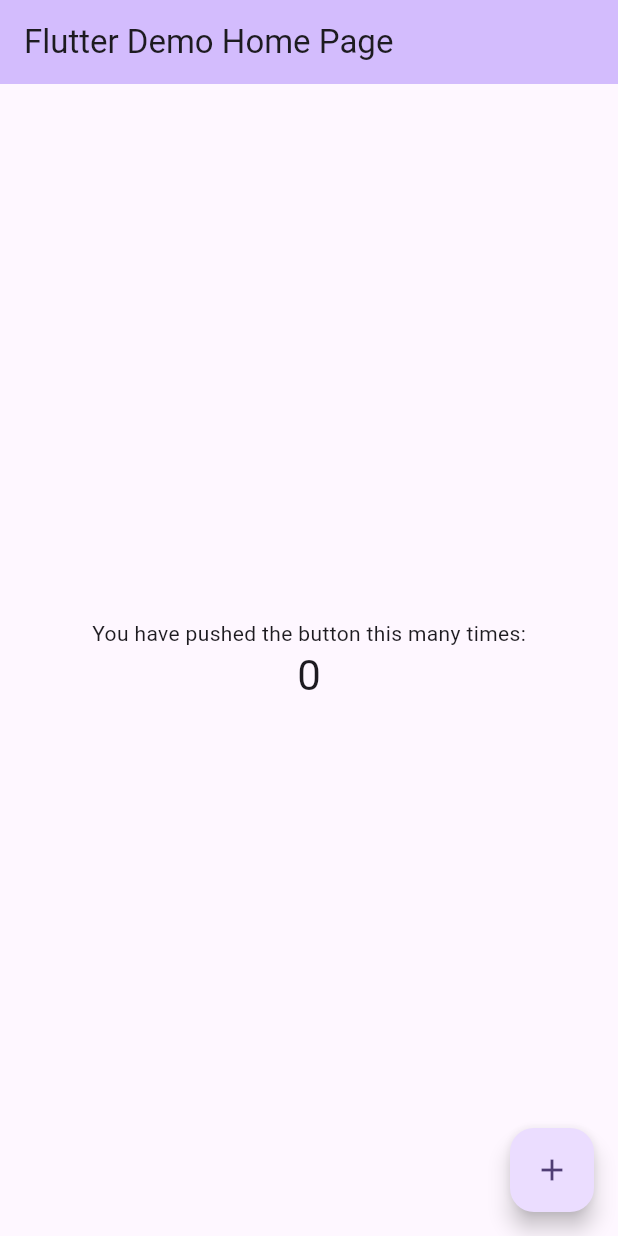
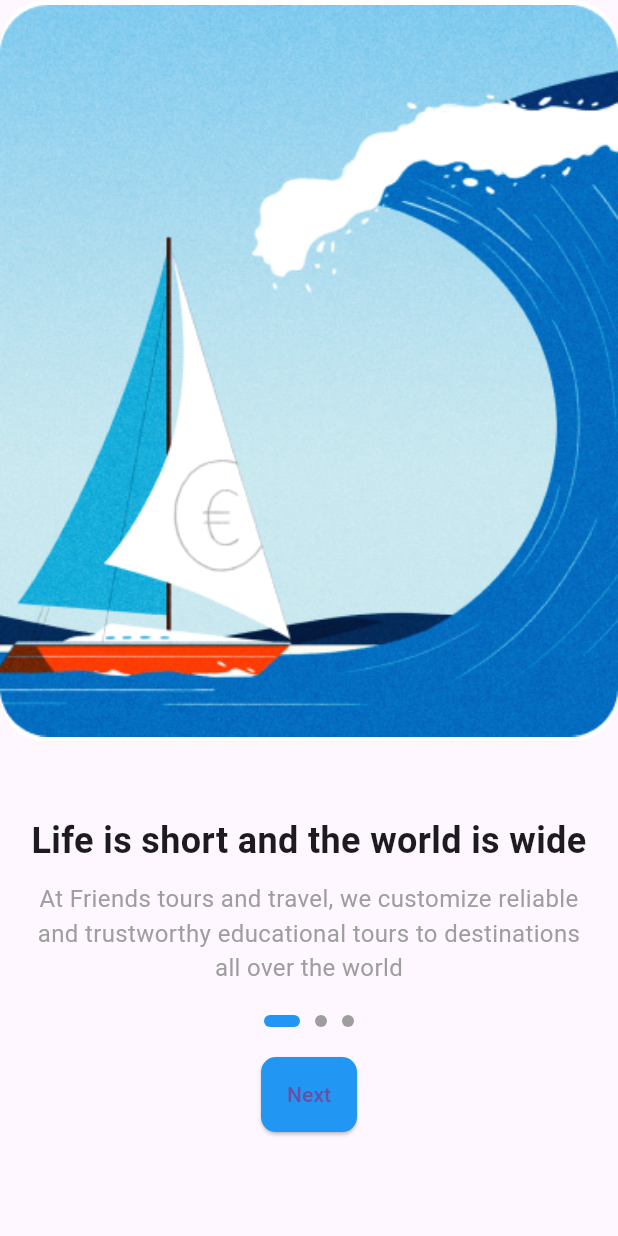
Before and after one commit to bipin69/travel_app, a Flutter app: the screen it shows after launch, on a phone screen of 412 x 824 dp. Run offline on Flutter 3.47's test engine with Material 3 defaults, Android fonts, the phone set to English and light mode, and no system bars.

Commit message:
commit:   assets/images/Onboard-1.png commit:   assets/images/Onboard-2.png commit:   assets/images/Onboard-3.png commit:   assets/images/google_logo.webp commit:   assets/images/logo.png commit:   lib/app.dart commit:   lib/main.dart commit:   lib/viewmodels/splash_screen_viewmodel.dart commit:   lib/views/home_screen.dart commit:   lib/views/login_screen.dart commit:   lib/views/onboarding_Screen.dart commit:   lib/views/signup_screen.dart commit:   lib/views/splash_screen.dart commit:   lib/widgets/animated_logo.dart commit:   pubspec.yaml commit:    test/widget_test.dart

```diff
--- a/lib/main.dart
+++ b/lib/main.dart
@@ -1,4 +1,8 @@
 import 'package:flutter/material.dart';
+import 'package:travel_app_project/views/onboarding_screen.dart';
+import 'package:travel_app_project/views/splash_screen.dart';
+import 'package:travel_app_project/views/login_screen.dart';
+import 'package:travel_app_project/views/signup_screen.dart';
 
 void main() {
   runApp(const MyApp());
@@ -7,119 +11,38 @@ void main() {
 class MyApp extends StatelessWidget {
   const MyApp({super.key});
 
-  // This widget is the root of your application.
   @override
   Widget build(BuildContext context) {
     return MaterialApp(
-      title: 'Flutter Demo',
-      theme: ThemeData(
-        // This is the theme of your application.
-        //
-        // TRY THIS: Try running your application with "flutter run". You'll see
-        // the application has a purple toolbar. Then, without quitting the app,
-        // try changing the seedColor in the colorScheme below to Colors.green
-        // and then invoke "hot reload" (save your changes or press the "hot
-        // reload" button in a Flutter-supported IDE, or press "r" if you used
-        // the command line to start the app).
-        //
-        // Notice that the counter didn't reset back to zero; the application
-        // state is not lost during the reload. To reset the state, use hot
-        // restart instead.
-        //
-        // This works for code too, not just values: Most code changes can be
-        // tested with just a hot reload.
-        colorScheme: ColorScheme.fromSeed(seedColor: Colors.deepPurple),
-        useMaterial3: true,
-      ),
-      home: const MyHomePage(title: 'Flutter Demo Home Page'),
+      title: 'Travel App',
+      debugShowCheckedModeBanner: false,
+      initialRoute: '/',
+      routes: {
+        '/': (context) => const SplashScreen(), // Splash Screen
+        '/onboarding': (context) => const OnboardingScreen(), // Onboarding Screen
+        '/login': (context) => LoginScreen(), // Login Screen
+        '/signup': (context) => SignUpScreen(), // Sign-Up Screen
+        '/home': (context) => HomeScreen(), // Placeholder for Home/Dashboard Screen
+      },
     );
   }
 }
 
-class MyHomePage extends StatefulWidget {
-  const MyHomePage({super.key, required this.title});
-
-  // This widget is the home page of your application. It is stateful, meaning
-  // that it has a State object (defined below) that contains fields that affect
-  // how it looks.
-
-  // This class is the configuration for the state. It holds the values (in this
-  // case the title) provided by the parent (in this case the App widget) and
-  // used by the build method of the State. Fields in a Widget subclass are
-  // always marked "final".
-
-  final String title;
-
-  @override
-  State<MyHomePage> createState() => _MyHomePageState();
-}
-
-class _MyHomePageState extends State<MyHomePage> {
-  int _counter = 0;
-
-  void _incrementCounter() {
-    setState(() {
-      // This call to setState tells the Flutter framework that something has
-      // changed in this State, which causes it to rerun the build method below
-      // so that the display can reflect the updated values. If we changed
-      // _counter without calling setState(), then the build method would not be
-      // called again, and so nothing would appear to happen.
-      _counter++;
-    });
-  }
+class HomeScreen extends StatelessWidget {
+  const HomeScreen({super.key});
 
   @override
   Widget build(BuildContext context) {
-    // This method is rerun every time setState is called, for instance as done
-    // by the _incrementCounter method above.
-    //
-    // The Flutter framework has been optimized to make rerunning build methods
-    // fast, so that you can just rebuild anything that needs updating rather
-    // than having to individually change instances of widgets.
     return Scaffold(
       appBar: AppBar(
-        // TRY THIS: Try changing the color here to a specific color (to
-        // Colors.amber, perhaps?) and trigger a hot reload to see the AppBar
-        // change color while the other colors stay the same.
-        backgroundColor: Theme.of(context).colorScheme.inversePrimary,
-        // Here we take the value from the MyHomePage object that was created by
-        // the App.build method, and use it to set our appbar title.
-        title: Text(widget.title),
+        title: const Text('Home'),
       ),
-      body: Center(
-        // Center is a layout widget. It takes a single child and positions it
-        // in the middle of the parent.
-        child: Column(
-          // Column is also a layout widget. It takes a list of children and
-          // arranges them vertically. By default, it sizes itself to fit its
-          // children horizontally, and tries to be as tall as its parent.
-          //
-          // Column has various properties to control how it sizes itself and
-          // how it positions its children. Here we use mainAxisAlignment to
-          // center the children vertically; the main axis here is the vertical
-          // axis because Columns are vertical (the cross axis would be
-          // horizontal).
-          //
-          // TRY THIS: Invoke "debug painting" (choose the "Toggle Debug Paint"
-          // action in the IDE, or press "p" in the console), to see the
-          // wireframe for each widget.
-          mainAxisAlignment: MainAxisAlignment.center,
-          children: <Widget>[
-            const Text(
-              'You have pushed the button this many times:',
-            ),
-            Text(
-              '$_counter',
-              style: Theme.of(context).textTheme.headlineMedium,
-            ),
-          ],
+      body: const Center(
+        child: Text(
+          'Welcome to the Travel App!',
+          style: TextStyle(fontSize: 24),
         ),
       ),
-      floatingActionButton: FloatingActionButton(
-        onPressed: _incrementCounter,
-        tooltip: 'Increment',
-        child: const Icon(Icons.add),
-      ), // This trailing comma makes auto-formatting nicer for build methods.
     );
   }
 }
--- /dev/null
+++ b/lib/views/onboarding_Screen.dart
@@ -0,0 +1,153 @@
+import 'package:flutter/material.dart';
+
+class OnboardingScreen extends StatefulWidget {
+  const OnboardingScreen({super.key});
+
+  @override
+  _OnboardingScreenState createState() => _OnboardingScreenState();
+}
+
+class _OnboardingScreenState extends State<OnboardingScreen> {
+  final PageController _pageController = PageController();
+  int _currentPage = 0;
+
+  final List<Map<String, String>> _onboardingData = [
+    {
+      "image": "assets/images/Onboard-1.png",
+      "title": "Life is short and the world is wide",
+      "subtitle":
+          "At Friends tours and travel, we customize reliable and trustworthy educational tours to destinations all over the world",
+    },
+    {
+      "image": "assets/images/Onboard-2.png",
+      "title": "It’s a big world out there, go explore",
+      "subtitle":
+          "To get the best of your adventure you just need to leave and go where you like. We are waiting for you",
+    },
+    {
+      "image": "assets/images/Onboard-3.png",
+      "title": "People don’t take trips, trips take people",
+      "subtitle":
+          "To get the best of your adventure you just need to leave and go where you like. We are waiting for you",
+    },
+  ];
+
+  @override
+  Widget build(BuildContext context) {
+    return Scaffold(
+      body: Column(
+        children: [
+          Expanded(
+            flex: 3, // Allocate more space for the image
+            child: PageView.builder(
+              controller: _pageController,
+              onPageChanged: (index) {
+                setState(() {
+                  _currentPage = index;
+                });
+              },
+              itemCount: _onboardingData.length,
+              itemBuilder: (context, index) {
+                return ClipRRect(
+                  borderRadius: BorderRadius.circular(30), // Rounded corners
+                  child: Container(
+                    decoration: BoxDecoration(
+                      color: Colors.white,
+                      boxShadow: [
+                        BoxShadow(
+                          color: Colors.black.withOpacity(0.1),
+                          blurRadius: 10,
+                          offset: Offset(0, 5),
+                        ),
+                      ],
+                    ),
+                    child: Image.asset(
+                      _onboardingData[index]["image"]!,
+                      fit: BoxFit.contain, // Adjust fit for better scaling
+                    ),
+                  ),
+                );
+              },
+            ),
+          ),
+          Expanded(
+            flex: 2, // Allocate space for text and controls
+            child: Column(
+              mainAxisAlignment: MainAxisAlignment.center,
+              children: [
+                Padding(
+                  padding: const EdgeInsets.symmetric(horizontal: 20.0),
+                  child: Text(
+                    _onboardingData[_currentPage]["title"]!,
+                    textAlign: TextAlign.center,
+                    style: const TextStyle(
+                      fontSize: 24,
+                      fontWeight: FontWeight.bold,
+                    ),
+                  ),
+                ),
+                const SizedBox(height: 10),
+                Padding(
+                  padding: const EdgeInsets.symmetric(horizontal: 20.0),
+                  child: Text(
+                    _onboardingData[_currentPage]["subtitle"]!,
+                    textAlign: TextAlign.center,
+                    style: const TextStyle(
+                      fontSize: 16,
+                      color: Colors.grey,
+                    ),
+                  ),
+                ),
+                const SizedBox(height: 20),
+                Row(
+                  mainAxisAlignment: MainAxisAlignment.center,
+                  children: List.generate(
+                    _onboardingData.length,
+                    (index) => AnimatedContainer(
+                      duration: const Duration(milliseconds: 300),
+                      margin: const EdgeInsets.symmetric(horizontal: 5.0),
+                      height: 8,
+                      width: _currentPage == index ? 24 : 8,
+                      decoration: BoxDecoration(
+                        color: _currentPage == index ? Colors.blue : Colors.grey,
+                        borderRadius: BorderRadius.circular(4),
+                      ),
+                    ),
+                  ),
+                ),
+                const SizedBox(height: 20),
+                Padding(
+                  padding: const EdgeInsets.symmetric(horizontal: 20.0),
+                  child: ElevatedButton(
+                    onPressed: () {
+                      if (_currentPage == _onboardingData.length - 1) {
+                        // Navigate to the home screen
+                        Navigator.pushReplacementNamed(context, '/signup');
+                      } else {
+                        _pageController.nextPage(
+                          duration: const Duration(milliseconds: 300),
+                          curve: Curves.easeInOut,
+                        );
+                      }
+                    },
+                    style: ElevatedButton.styleFrom(
+                      padding: const EdgeInsets.symmetric(vertical: 15),
+                      backgroundColor: Colors.blue,
+                      shape: RoundedRectangleBorder(
+                        borderRadius: BorderRadius.circular(10),
+                      ),
+                    ),
+                    child: Text(
+                      _currentPage == _onboardingData.length - 1 ? "Get Started" : "Next",
+                    ),
+                  ),
+                ),
+                const SizedBox(height: 20),
+              ],
+            ),
+          ),
+        ],
+      ),
+    );
+  }
+}
--- a/pubspec.yaml
+++ b/pubspec.yaml
@@ -58,10 +58,8 @@ flutter:
   # the material Icons class.
   uses-material-design: true
 
-  # To add assets to your application, add an assets section, like this:
-  # assets:
-  #   - images/a_dot_burr.jpeg
-  #   - images/a_dot_ham.jpeg
+  assets:
+     - assets/images/
 
   # An image asset can refer to one or more resolution-specific "variants", see
   # https://flutter.dev/assets-and-images/#resolution-aware
```
Also changed, not shown: lib/views/login_screen.dart (added, +99 -0 lines), lib/views/signup_screen.dart (added, +124 -0 lines), lib/views/splash_screen.dart (added, +85 -0 lines), assets/images/Onboard-1.png (added), assets/images/Onboard-2.png (added), assets/images/Onboard-3.png (added), assets/images/google_logo.webp (added), assets/images/logo.png (added), lib/app.dart (added), lib/viewmodels/splash_screen_viewmodel.dart (added), lib/views/home_screen.dart (added), lib/widgets/animated_logo.dart (added), 1 other file.
